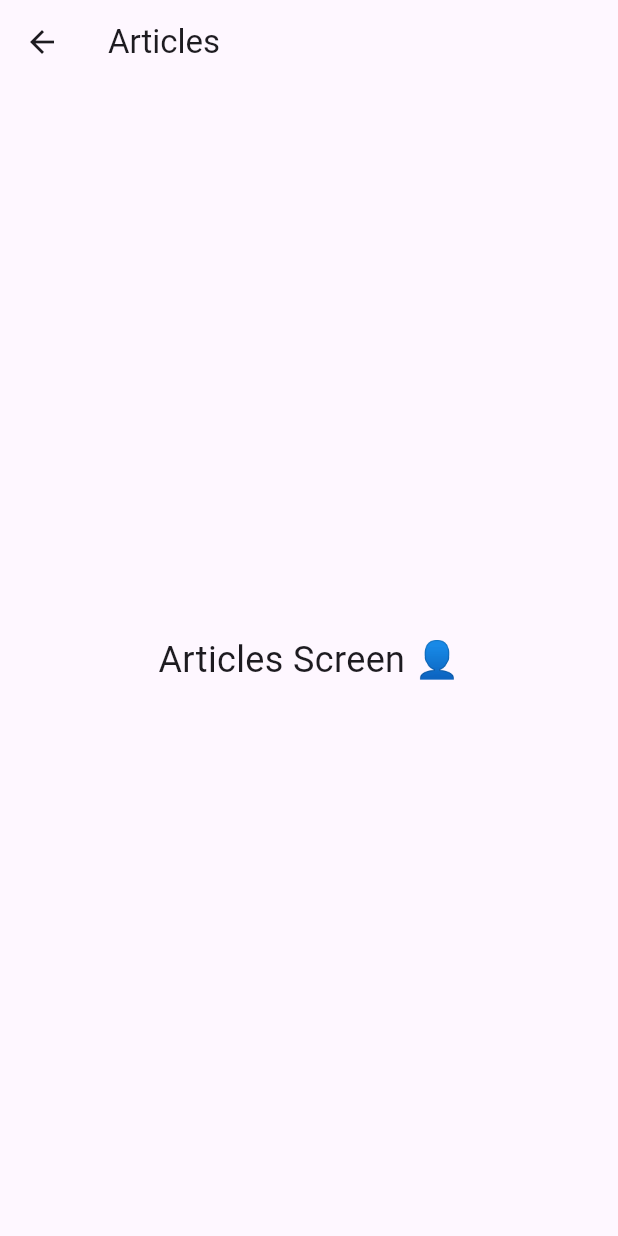
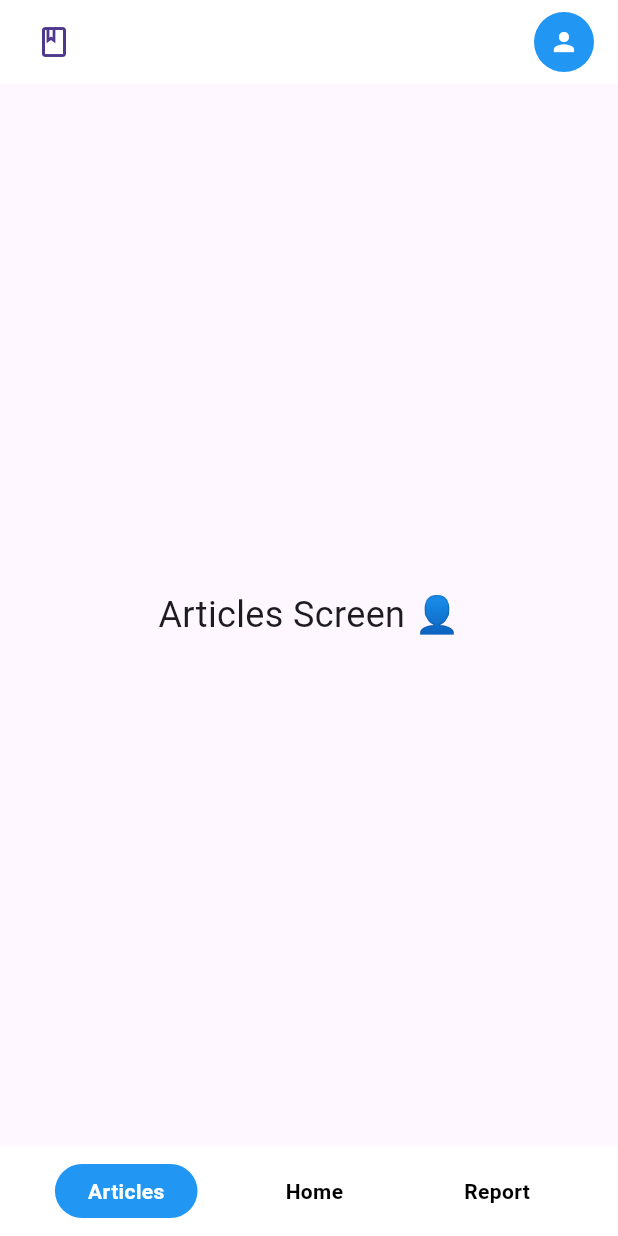
Before and after one commit to marytheshepherd/noyaly, a Flutter app: the ArticleScreen screen opened by its route, on a phone screen of 412 x 824 dp. Run offline on Flutter 3.47's test engine with Material 3 defaults, Android fonts, the phone set to English and light mode, and no system bars.

Commit message:
feat: appbar and bottom navigation bar

```diff
--- a/lib/screens/articles.dart
+++ b/lib/screens/articles.dart
@@ -1,4 +1,6 @@
 import 'package:flutter/material.dart';
+import '../widgets/b_nav.dart';
+import '../widgets/t_nav.dart';
 
 class ArticleScreen extends StatelessWidget {
   const ArticleScreen({super.key});
@@ -6,9 +8,14 @@ class ArticleScreen extends StatelessWidget {
   @override
   Widget build(BuildContext context) {
     return Scaffold(
-      appBar: AppBar(title: const Text("Articles")),
-      body: const Center(
-        child: Text("Articles Screen 👤", style: TextStyle(fontSize: 24)),
+      appBar: TopNav(leading: Icon(Icons.book_outlined)),
+      body: SafeArea(
+        child: Center(
+          child: Text("Articles Screen 👤", style: TextStyle(fontSize: 24)),
+        ),
+      ),
+      bottomNavigationBar: SafeArea(
+        child: BottomNav(currentRoute: "/articles"),
       ),
     );
   }
--- a/lib/screens/home.dart
+++ b/lib/screens/home.dart
@@ -1,4 +1,6 @@
 import 'package:flutter/material.dart';
+import 'package:noyaly/widgets/t_nav.dart';
+import '../widgets/b_nav.dart';
 
 class HomeScreen extends StatefulWidget {
   const HomeScreen({super.key});
@@ -13,6 +15,7 @@ class _HomeScreenState extends State<HomeScreen> {
     final size = MediaQuery.of(context).size;
 
     return Scaffold(
+      appBar: TopNav(leading: Icon(Icons.home_outlined)),
       backgroundColor: Colors.white,
       body: SafeArea(
         child: Column(
@@ -177,11 +180,10 @@ class _HomeScreenState extends State<HomeScreen> {
                 ),
               ),
             ),
-
-            const Divider(thickness: 2),
           ],
         ),
       ),
+      bottomNavigationBar: SafeArea(child: BottomNav(currentRoute: "/home")),
     );
   }
 }
--- a/lib/screens/report.dart
+++ b/lib/screens/report.dart
@@ -1,4 +1,6 @@
 import 'package:flutter/material.dart';
+import '../widgets/b_nav.dart';
+import '../widgets/t_nav.dart';
 
 class ReportScreen extends StatelessWidget {
   const ReportScreen({super.key});
@@ -6,10 +8,11 @@ class ReportScreen extends StatelessWidget {
   @override
   Widget build(BuildContext context) {
     return Scaffold(
-      appBar: AppBar(title: const Text("Report")),
+      appBar: TopNav(leading: Icon(Icons.read_more_outlined)),
       body: const Center(
         child: Text("Report Screen 👤", style: TextStyle(fontSize: 24)),
       ),
+      bottomNavigationBar: SafeArea(child: BottomNav(currentRoute: "/report")),
     );
   }
 }
--- /dev/null
+++ b/lib/widgets/b_nav.dart
@@ -0,0 +1,77 @@
+import 'package:flutter/material.dart';
+
+class BottomNav extends StatelessWidget {
+  final String currentRoute;
+
+  const BottomNav({super.key, required this.currentRoute});
+
+  void _navigate(BuildContext context, String route) {
+    if (currentRoute != route) {
+      Navigator.pushReplacementNamed(context, route);
+    }
+  }
+
+  @override
+  Widget build(BuildContext context) {
+    return Container(
+      color: Colors.white,
+      child: Padding(
+        padding: const EdgeInsets.symmetric(vertical: 12),
+        child: Row(
+          mainAxisAlignment: MainAxisAlignment.spaceEvenly,
+          children: [
+            _NavItem(
+              label: "Articles",
+              isActive: currentRoute == '/articles',
+              onTap: () => _navigate(context, '/articles'),
+            ),
+            _NavItem(
+              label: "Home",
+              isActive: currentRoute == '/home',
+              onTap: () => _navigate(context, '/home'),
+            ),
+            _NavItem(
+              label: "Report",
+              isActive: currentRoute == '/report',
+              onTap: () => _navigate(context, '/report'),
+            ),
+          ],
+        ),
+      ),
+    );
+  }
+}
+
+class _NavItem extends StatelessWidget {
+  final String label;
+  final bool isActive;
+  final VoidCallback onTap;
+
+  const _NavItem({
+    required this.label,
+    required this.isActive,
+    required this.onTap,
+  });
+
+  @override
+  Widget build(BuildContext context) {
+    return GestureDetector(
+      onTap: onTap,
+      child: AnimatedContainer(
+        duration: const Duration(milliseconds: 200),
+        padding: const EdgeInsets.symmetric(horizontal: 22, vertical: 8),
+        decoration: BoxDecoration(
+          color: isActive ? Colors.blue : Colors.transparent,
+          borderRadius: BorderRadius.circular(20),
+        ),
+        child: Text(
+          label,
+          style: TextStyle(
+            fontWeight: FontWeight.bold,
+            color: isActive ? Colors.white : Colors.black,
+          ),
+        ),
+      ),
+    );
+  }
+}
--- /dev/null
+++ b/lib/widgets/t_nav.dart
@@ -0,0 +1,42 @@
+import 'package:flutter/material.dart';
+
+class TopNav extends StatelessWidget implements PreferredSizeWidget {
+  final Widget leading;
+
+  const TopNav({super.key, required this.leading});
+
+  @override
+  Size get preferredSize => const Size.fromHeight(kToolbarHeight);
+
+  @override
+  Widget build(BuildContext context) {
+    return Container(
+      color: Colors.white,
+      child: SafeArea(
+        child: Padding(
+          padding: const EdgeInsets.symmetric(horizontal: 16, vertical: 8),
+          child: Row(
+            mainAxisAlignment: MainAxisAlignment.spaceBetween,
+            children: [
+              CircleAvatar(
+                radius: 20,
+                backgroundColor: Colors.transparent,
+                child: leading,
+              ),
+
+              InkWell(
+                onTap: () => Navigator.pushNamed(context, '/profile'),
+                borderRadius: BorderRadius.circular(24),
+                child: CircleAvatar(
+                  radius: 20,
+                  backgroundColor: Colors.blue,
+                  child: Icon(Icons.person, color: Colors.white, size: 20),
+                ),
+              ),
+            ],
+          ),
+        ),
+      ),
+    );
+  }
+}
```
Also changed, not shown: lib/screens/questions.dart (+59 -13 lines).
